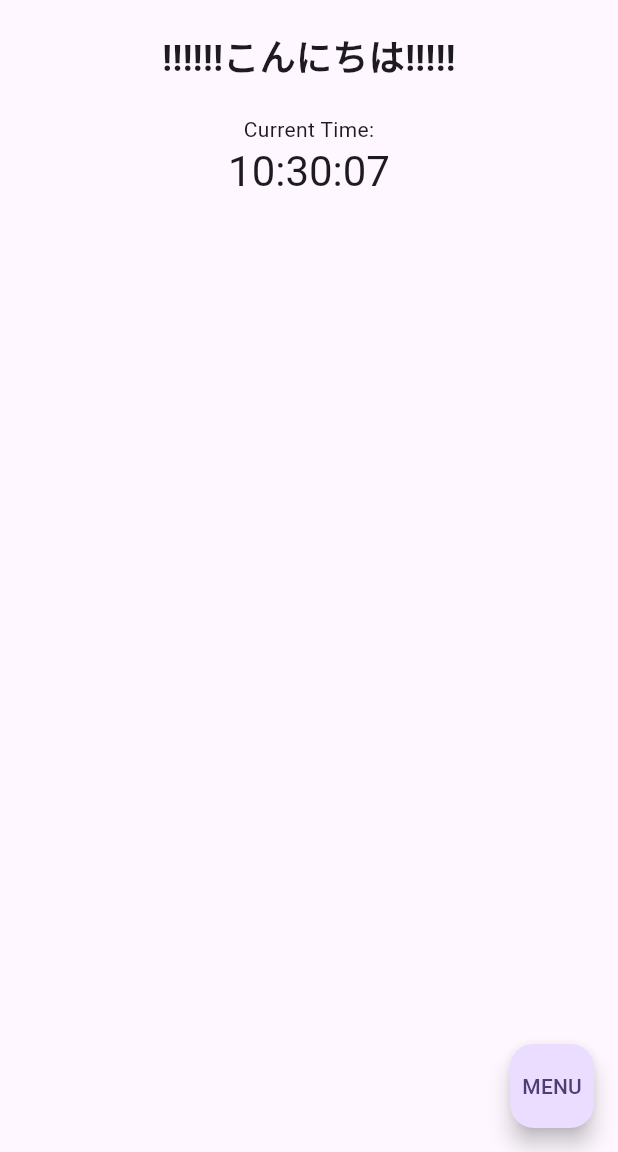
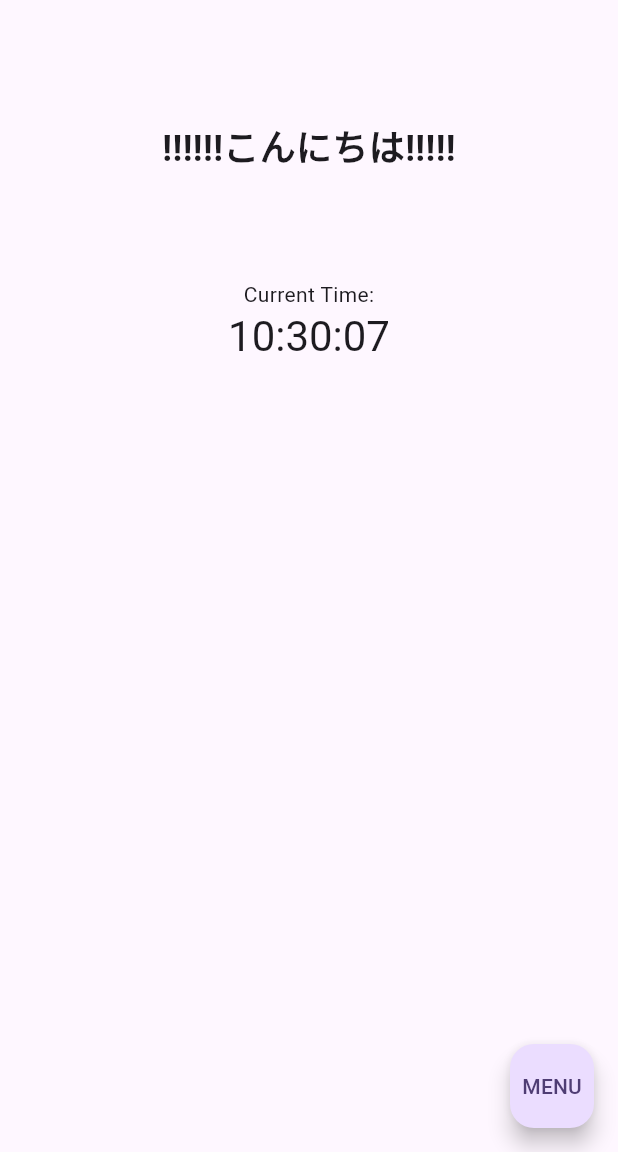
Before and after one commit to Shi-ori/Fultter, a Flutter app: the screen it shows after launch, on a phone screen of 412 x 824 dp, the part 84-1236 px from its top. Run offline on Flutter 3.47's test engine with Material 3 defaults, Android fonts, the phone set to English and light mode, and no system bars; our stand-ins replace flutter_local_notifications, stop_watch_timer; missing offline and left inert: dart:html, dart:js_interop.

Commit message:
戻るボタンの追加とかメモの追加とか細かい修正

```diff
--- a/fultter_task/lib/main.dart
+++ b/fultter_task/lib/main.dart
@@ -62,12 +62,12 @@ class _MyHomePageState extends State<MyHomePage> {
         child: Column(
           mainAxisAlignment: MainAxisAlignment.start,
           children: <Widget>[
-            const SizedBox(height: 20),
+            const SizedBox(height: 80),
             const Text(
               '!!!!!!こんにちは!!!!!',
               style: TextStyle(fontSize: 24, fontWeight: FontWeight.bold),
             ),
-            const SizedBox(height: 20),
+            const SizedBox(height: 70),
             const Text(
               'Current Time:',
             ),
--- a/fultter_task/lib/timer_page.dart
+++ b/fultter_task/lib/timer_page.dart
@@ -24,6 +24,12 @@ class Timer extends StatelessWidget {
       appBar: AppBar(
         title: Text('Simple Template'),
         backgroundColor: Colors.orange,
+        leading: IconButton(
+          icon: const Icon(Icons.arrow_back),
+          onPressed: () {
+            Navigator.pop(context);
+          },
+        ),
       ),
       body: Center(
         child: Text(
```
Also changed, not shown: fultter_task/lib/memo.dart (+8 -4 lines).
